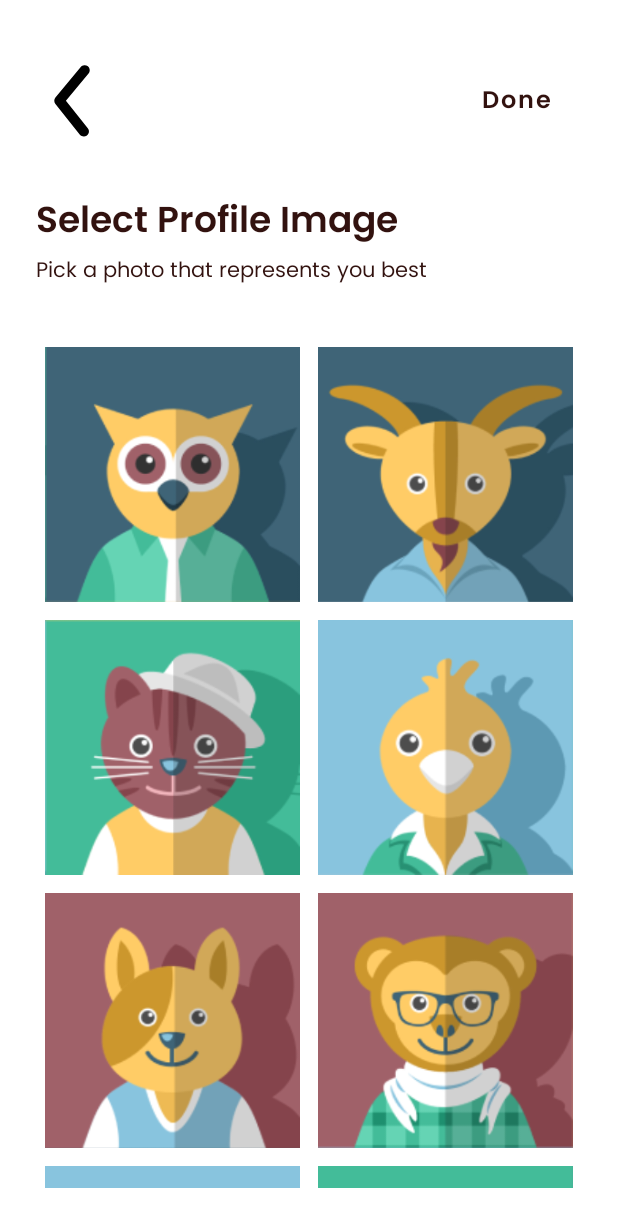
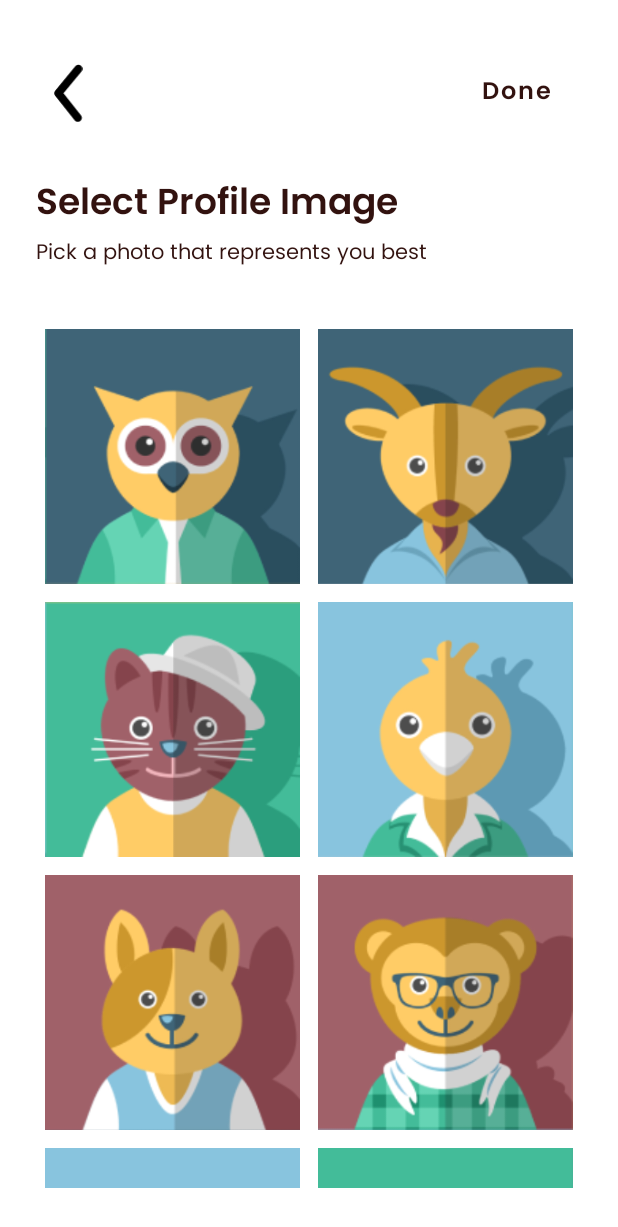
Before and after one commit to jovianjr/Habit-Tracker, an Android app built with Jetpack Compose: the EditProfileImageFragment screen opened through its navigation route, on a phone screen of 412 x 824 dp. Shown: the top 1227 px of the screen. Run offline under Robolectric (Android 15) with nearby library versions, the phone set to English and light mode, and no system bars; our stand-ins replace Dagger/Hilt's generated code, Firebase (no records; nobody signed in at launch, a user with empty details on screens opened directly).

Commit message:
hotfix(style): adjust button back size

```diff
--- a/app/src/main/res/layout/fragment_auth_login.xml
+++ b/app/src/main/res/layout/fragment_auth_login.xml
@@ -11,7 +11,7 @@
     <ImageButton
         android:id="@+id/ib_back"
         android:layout_width="wrap_content"
-        android:layout_height="72dp"
+        android:layout_height="60dp"
         android:backgroundTint="@android:color/transparent"
         android:clickable="true"
         android:contentDescription="@string/button_back"
--- a/app/src/main/res/layout/fragment_auth_register.xml
+++ b/app/src/main/res/layout/fragment_auth_register.xml
@@ -22,7 +22,7 @@
             <ImageButton
                 android:id="@+id/ib_back"
                 android:layout_width="wrap_content"
-                android:layout_height="72dp"
+                android:layout_height="60dp"
                 android:backgroundTint="@android:color/transparent"
                 android:clickable="true"
                 android:contentDescription="@string/button_back"
--- a/app/src/main/res/layout/fragment_edit_profile.xml
+++ b/app/src/main/res/layout/fragment_edit_profile.xml
@@ -22,7 +22,7 @@
             <ImageButton
                 android:id="@+id/ib_back"
                 android:layout_width="wrap_content"
-                android:layout_height="72dp"
+                android:layout_height="60dp"
                 android:backgroundTint="@android:color/transparent"
                 android:clickable="true"
                 android:contentDescription="@string/button_back"
--- a/app/src/main/res/layout/fragment_edit_profile_image.xml
+++ b/app/src/main/res/layout/fragment_edit_profile_image.xml
@@ -11,7 +11,7 @@
     <ImageButton
         android:id="@+id/ib_back"
         android:layout_width="wrap_content"
-        android:layout_height="72dp"
+        android:layout_height="60dp"
         android:backgroundTint="@android:color/transparent"
         android:clickable="true"
         android:contentDescription="@string/button_back"
@@ -27,7 +27,7 @@
         android:id="@+id/btn_done"
         style="@style/button_secondary"
         android:layout_width="wrap_content"
-        android:layout_height="72dp"
+        android:layout_height="60dp"
         android:background="@android:color/transparent"
         android:paddingHorizontal="0dp"
         android:text="@string/done"
--- a/app/src/main/res/layout/fragment_habit_settings.xml
+++ b/app/src/main/res/layout/fragment_habit_settings.xml
@@ -23,7 +23,7 @@
             <ImageButton
                 android:id="@+id/ib_back"
                 android:layout_width="wrap_content"
-                android:layout_height="72dp"
+                android:layout_height="60dp"
                 android:backgroundTint="@android:color/transparent"
                 android:clickable="true"
                 android:contentDescription="@string/button_back"
--- a/app/src/main/res/layout/fragment_profile.xml
+++ b/app/src/main/res/layout/fragment_profile.xml
@@ -11,7 +11,7 @@
     <ImageButton
         android:id="@+id/ib_back"
         android:layout_width="wrap_content"
-        android:layout_height="72dp"
+        android:layout_height="60dp"
         android:backgroundTint="@android:color/transparent"
         android:clickable="true"
         android:contentDescription="@string/button_back"
@@ -25,8 +25,8 @@
 
     <ImageButton
         android:id="@+id/ib_edit_profile"
-        android:layout_width="52dp"
-        android:layout_height="52dp"
+        android:layout_width="44dp"
+        android:layout_height="44dp"
         android:layout_marginTop="10dp"
         android:backgroundTint="@android:color/transparent"
         android:clickable="true"
```
